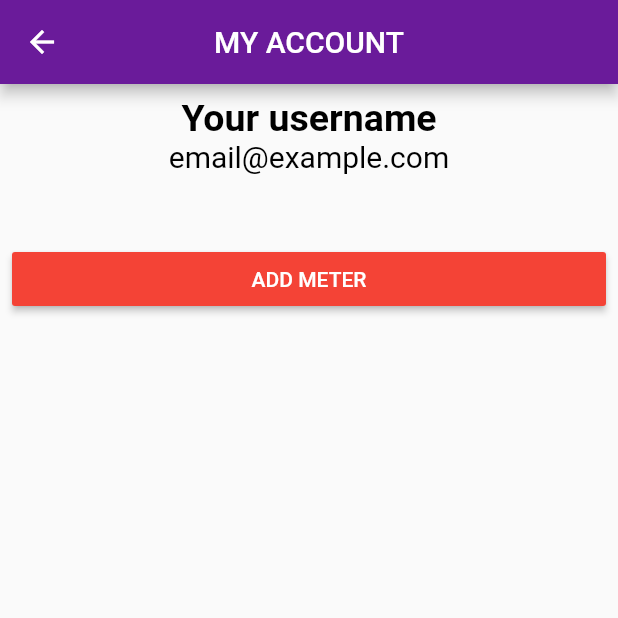
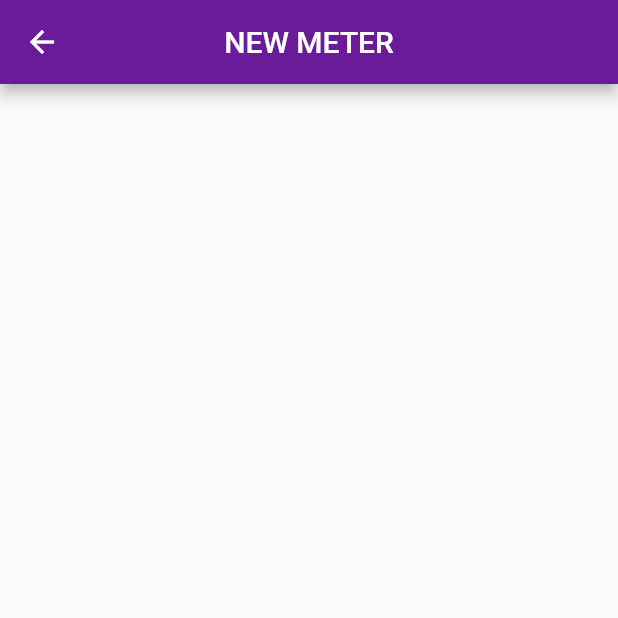
Before and after one commit to VallerieM/zesa, a Flutter app: the MyAccountPage screen opened directly, after a tap on "ADD METER", on a phone screen of 412 x 824 dp, the top half of it. Run offline on Flutter 3.47's test engine with Material 2 defaults, Android fonts, the phone set to English and light mode, and no system bars; Roboto replaces fonts that are missing (Hind, Montserrat).

Commit message:
second commit

```diff
--- /dev/null
+++ b/lib/pages/add_meter_page.dart
@@ -0,0 +1,23 @@
+import 'package:flutter/material.dart';
+
+class AddMeterPage extends StatelessWidget {
+  const AddMeterPage({Key key}) : super(key:key);
+
+   @override
+  Widget build(BuildContext context) {
+    return Container(
+      child: Scaffold(
+        appBar: AppBar(
+          centerTitle: true ,
+          title: Text('NEW METER', textAlign: TextAlign.center),
+          leading: new IconButton(
+             icon: new Icon(Icons.arrow_back),
+             onPressed: () {
+               Navigator.pop(context);
+             },
+          ),
+        ),
+      ),
+    );
+}
+}
--- a/lib/pages/main_page.dart
+++ b/lib/pages/main_page.dart
@@ -1,5 +1,5 @@
 import 'package:flutter/material.dart';
-import 'package:zetdc/pages/track_application.dart';
+import 'package:zetdc/pages/track_application_page.dart';
 import 'package:zetdc/ui/main_page/applications_image.dart';
 import 'package:zetdc/ui/main_page/billing_image.dart';
 import 'package:zetdc/ui/main_page/drawer.dart';
--- a/lib/ui/drawer_page/my_account.dart
+++ b/lib/pages/my_account_page.dart
@@ -1,4 +1,5 @@
 import 'package:flutter/material.dart';
+import 'package:zetdc/pages/add_meter_page.dart';
 
 class MyAccountPage extends StatelessWidget {
   const MyAccountPage({Key key}) : super(key: key);
@@ -47,10 +48,10 @@ class MyAccountPage extends StatelessWidget {
                               //   Scaffold.of(context)
                               //       .showSnackBar(SnackBar(content: Text('Processing Data')));
                               // }
-                             // Navigator.push(
-                            //  context,
-                             // MaterialPageRoute(builder: (context) => MainPage()),
-                            //  );
+                             Navigator.push(
+                             context,
+                             MaterialPageRoute(builder: (context) => AddMeterPage()),
+                             );
                             },
                             child: Text('ADD METER'),
                             color: Theme.of(context).secondaryHeaderColor,
--- a/lib/ui/main_page/drawer.dart
+++ b/lib/ui/main_page/drawer.dart
@@ -1,6 +1,6 @@
 import 'package:flutter/material.dart';
 import 'package:zetdc/pages/login_page.dart';
-import 'package:zetdc/ui/drawer_page/my_account.dart';
+import 'package:zetdc/pages/my_account_page.dart';
 
 class AppDrawer extends StatelessWidget{
 
```
Also changed, not shown: pubspec.yaml (+9 -0 lines), lib/pages/track_application_page.dart (renamed from lib/pages/track_application.dart), lib/ui/add_meter_page/new_meter_form.dart (added), 2 other files.
